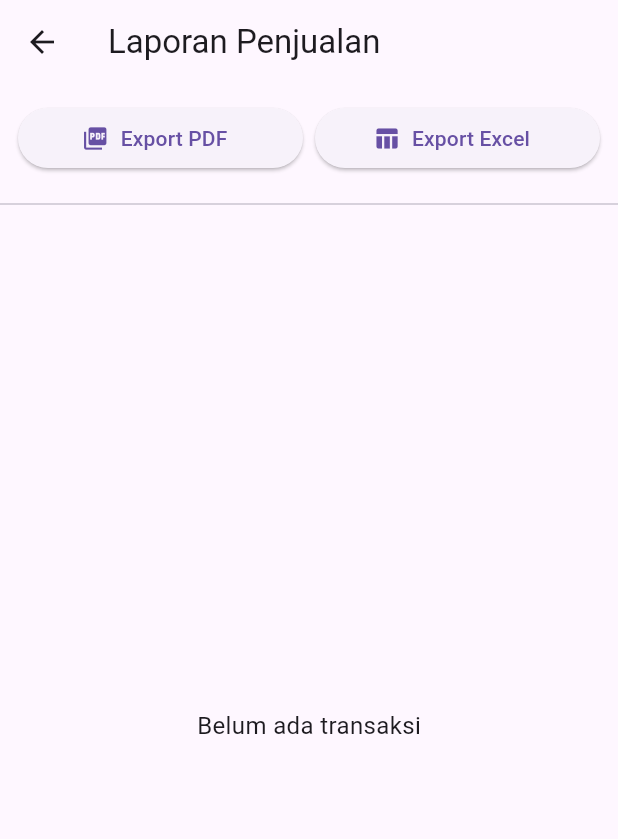
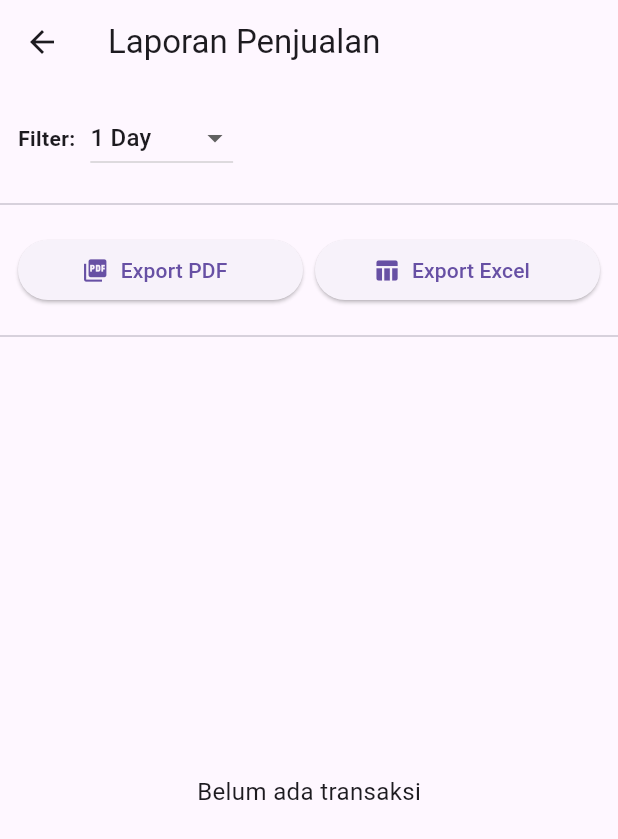
Before and after one commit to hadiPU/UAS-PPB, a Flutter app: the AdminLaporanPage screen opened directly, after a tap on "Export PDF", on a phone screen of 412 x 824 dp. Shown: the top 839 px of the screen. Run offline on Flutter 3.47's test engine with Material 3 defaults, Android fonts, the phone set to English and light mode, and no system bars; our stand-ins replace firebase_auth, firebase_core, google_sign_in, image_picker, shared_preferences; accounts and stored records are empty; network calls fail.

Commit message:
edit laporan page

```diff
--- a/lib/admin/laporan_page.dart
+++ b/lib/admin/laporan_page.dart
@@ -13,24 +13,38 @@ class _AdminLaporanPageState extends State<AdminLaporanPage> {
   List laporan = [];
   bool loading = true;
 
+  // ================= FILTER =================
+  String selectedFilter = "1day";
+
+  final Map<String, String> filterOptions = {
+    "lasthour": "Last Hour",
+    "1day": "1 Day",
+    "7days": "7 Days",
+    "28days": "28 Days",
+  };
+
   @override
   void initState() {
     super.initState();
     loadLaporan();
   }
 
-  // ===================== LOAD LAPORAN =====================
+  // ================= LOAD LAPORAN =================
   Future<void> loadLaporan() async {
+    loading = true;
+    setState(() {});
+
     try {
-      laporan = await ApiService.getLaporanGlobal();
+      laporan = await ApiService.getLaporan(filter: selectedFilter);
     } catch (e) {
       laporan = [];
     }
+
     loading = false;
     setState(() {});
   }
 
-  // ===================== UI =====================
+  // ================= UI =================
   @override
   Widget build(BuildContext context) {
     return Scaffold(
@@ -39,7 +53,36 @@ class _AdminLaporanPageState extends State<AdminLaporanPage> {
       ),
       body: Column(
         children: [
-          // ===== TOMBOL EXPORT (FITUR LAMA, TIDAK DIHAPUS) =====
+          // ===== FILTER DROPDOWN =====
+          Padding(
+            padding: const EdgeInsets.all(12),
+            child: Row(
+              children: [
+                const Text(
+                  "Filter:",
+                  style: TextStyle(fontWeight: FontWeight.bold),
+                ),
+                const SizedBox(width: 10),
+                DropdownButton<String>(
+                  value: selectedFilter,
+                  items: filterOptions.entries.map((e) {
+                    return DropdownMenuItem(
+                      value: e.key,
+                      child: Text(e.value),
+                    );
+                  }).toList(),
+                  onChanged: (val) {
+                    selectedFilter = val!;
+                    loadLaporan();
+                  },
+                ),
+              ],
+            ),
+          ),
+
+          const Divider(),
+
+          // ===== TOMBOL EXPORT =====
           Padding(
             padding: const EdgeInsets.all(12),
             child: Row(
@@ -50,7 +93,7 @@ class _AdminLaporanPageState extends State<AdminLaporanPage> {
                     label: const Text("Export PDF"),
                     onPressed: () {
                       launchUrl(Uri.parse(
-                        "http://100.79.136.94:8080/admin/export_pdf.php",
+                        "http://100.79.136.94:8080/admin/export_pdf.php?filter=$selectedFilter",
                       ));
                     },
                   ),
@@ -62,7 +105,7 @@ class _AdminLaporanPageState extends State<AdminLaporanPage> {
                     label: const Text("Export Excel"),
                     onPressed: () {
                       launchUrl(Uri.parse(
-                        "http://100.79.136.94:8080/admin/export_excel.php",
+                        "http://100.79.136.94:8080/admin/export_excel.php?filter=$selectedFilter",
                       ));
                     },
                   ),
@@ -73,7 +116,7 @@ class _AdminLaporanPageState extends State<AdminLaporanPage> {
 
           const Divider(),
 
-          // ===== ISI LAPORAN =====
+          // ===== LIST LAPORAN =====
           Expanded(
             child: loading
                 ? const Center(child: CircularProgressIndicator())
@@ -89,22 +132,17 @@ class _AdminLaporanPageState extends State<AdminLaporanPage> {
                         itemBuilder: (_, i) {
                           final d = laporan[i];
 
-                          final tanggal =
-                              d['tanggal']?.toString() ?? '-';
-                          final transaksi =
-                              d['transaksi']?.toString() ?? '0';
-                          final total =
-                              d['total']?.toString() ?? '0';
+                          final tanggal = d['tanggal']?.toString() ?? '-';
+                          final transaksi = d['transaksi']?.toString() ?? '0';
+                          final total = d['total']?.toString() ?? '0';
 
                           return Card(
                             margin: const EdgeInsets.symmetric(
                                 horizontal: 12, vertical: 6),
                             child: ListTile(
-                              leading:
-                                  const Icon(Icons.receipt_long),
+                              leading: const Icon(Icons.receipt_long),
                               title: Text(tanggal),
-                              subtitle:
-                                  Text("Transaksi: $transaksi"),
+                              subtitle: Text("Transaksi: $transaksi"),
                               trailing: Text(
                                 "Rp $total",
                                 style: const TextStyle(
--- a/lib/services/api_service.dart
+++ b/lib/services/api_service.dart
@@ -152,7 +152,8 @@ class ApiService {
   }
 
   /// ✅ GET LAST ORDER BY USER + STATUS BUKTI (TAMBAHAN BARU)
-  static Future<Map<String, dynamic>?> getLastOrderWithStatus(int userId) async {
+  static Future<Map<String, dynamic>?> getLastOrderWithStatus(
+      int userId) async {
     try {
       final res = await http.get(
         Uri.parse("$baseUrl/get_last_order.php?user_id=$userId"),
@@ -194,7 +195,6 @@ class ApiService {
       return null;
     }
   }
-
 
   /// ✅ CEK APAKAH ORDER SUDAH PUNYA BUKTI PEMBAYARAN
   static Future<bool> checkOrderHasProof(int orderId) async {
@@ -241,6 +241,7 @@ class ApiService {
       return false;
     }
   }
+
   static Future<int?> getLastOrderNeedProof(int userId) async {
     try {
       final res = await http.get(
@@ -259,7 +260,6 @@ static Future<int?> getLastOrderNeedProof(int userId) async {
       return null;
     }
   }
-
 
   // =====================================================
   // ===================== REPORT ========================
@@ -333,4 +333,21 @@ static Future<int?> getLastOrderNeedProof(int userId) async {
     final data = jsonDecode(res.body);
     return data['status'] == 'success';
   }
+
+  static Future<List> getLaporan({String filter = "1day"}) async {
+    String url;
+
+    if (filter == "all") {
+      url = "http://100.79.136.94:8080/admin/laporan_global.php";
+    } else {
+      url =
+          "http://100.79.136.94:8080/admin/laporan_periodik.php?filter=$filter";
     }
+
+    final res = await http.get(Uri.parse(url));
+
+    final body = jsonDecode(res.body);
+
+    return body["data"] ?? [];
+  }
+}
```
Also changed, not shown: 1 other file. Lines whose indentation alone changed are shown as unchanged.
